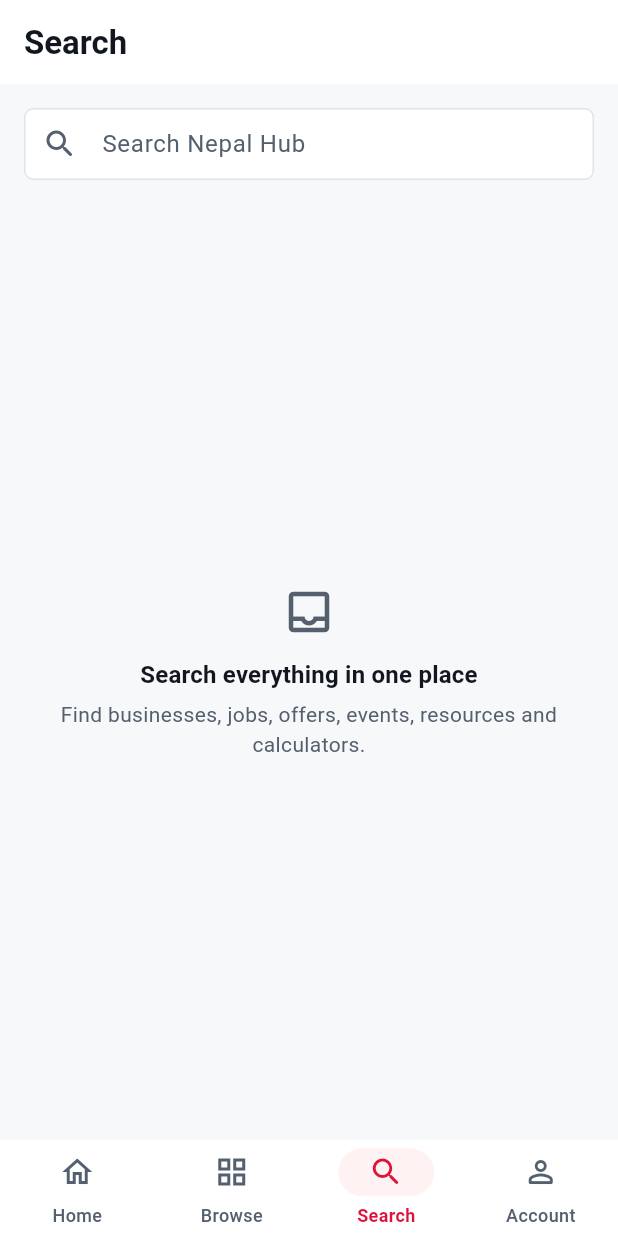
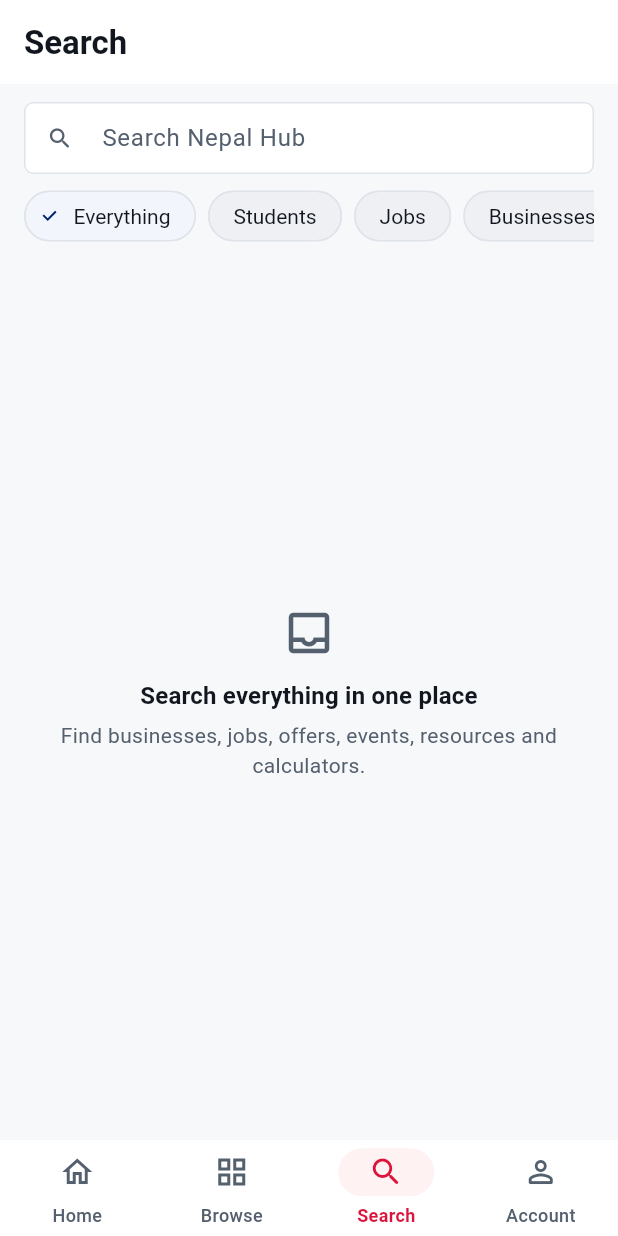
Before and after one commit to dikshitmhrzn-sketch/nepalhub-, a Flutter app: the screen it shows after launch, item 3 of the bottom bar chosen, on a phone screen of 412 x 824 dp. Run offline on Flutter 3.47's test engine with Material 3 defaults, Android fonts, the phone set to English and light mode, and no system bars; our stand-ins replace cookie_jar, dio, dio_cookie_manager, flutter_secure_storage, go_router; accounts and stored records are empty; network calls fail.

Commit message:
feat: add global search across modules

```diff
--- /dev/null
+++ b/mobile/lib/features/search/api.dart
@@ -0,0 +1,168 @@
+import '../../core/api/api_client.dart';
+
+const searchModules = <String>[
+  'All',
+  'Students',
+  'Jobs',
+  'Businesses',
+  'Deals',
+  'Events',
+  'Calculators',
+];
+
+class SearchItem {
+  const SearchItem({
+    required this.module,
+    required this.slug,
+    required this.title,
+    this.summary,
+    this.category,
+    this.organisation,
+    this.place,
+    this.discountText,
+    required this.isVerified,
+  });
+
+  final String module;
+  final String slug;
+  final String title;
+  final String? summary;
+  final String? category;
+  final String? organisation;
+  final String? place;
+  final String? discountText;
+  final bool isVerified;
+
+  String get route {
+    switch (module) {
+      case 'Students':
+        return '/students/resources/$slug';
+      case 'Jobs':
+        return '/jobs/$slug';
+      case 'Businesses':
+        return '/businesses/$slug';
+      case 'Deals':
+        return '/deals/$slug';
+      case 'Events':
+        return '/events/$slug';
+      case 'Calculators':
+        return '/calculators/$slug';
+      default:
+        return '';
+    }
+  }
+
+  String get subtitle {
+    final parts = <String>[
+      if ((category ?? '').trim().isNotEmpty) category!,
+      if ((organisation ?? '').trim().isNotEmpty) organisation!,
+      if ((place ?? '').trim().isNotEmpty) place!,
+      if ((discountText ?? '').trim().isNotEmpty) discountText!,
+    ];
+    return parts.join('  ·  ');
+  }
+
+  factory SearchItem.fromJson(Map<String, dynamic> json) => SearchItem(
+        module: '${json['module'] ?? ''}',
+        slug: '${json['slug'] ?? ''}',
+        title: '${json['title'] ?? ''}',
+        summary: json['summary'] as String?,
+        category: json['category'] as String?,
+        organisation: json['organisation'] as String?,
+        place: json['place'] as String?,
+        discountText: json['discountText'] as String?,
+        isVerified: json['isVerified'] as bool? ?? false,
+      );
+}
+
+class SearchGroup {
+  const SearchGroup({
+    required this.module,
+    required this.label,
+    required this.totalCount,
+    required this.items,
+  });
+
+  final String module;
+  final String label;
+  final int totalCount;
+  final List<SearchItem> items;
+
+  factory SearchGroup.fromJson(Map<String, dynamic> json) => SearchGroup(
+        module: '${json['module'] ?? ''}',
+        label: '${json['label'] ?? ''}',
+        totalCount: (json['totalCount'] as num?)?.toInt() ?? 0,
+        items: json['items'] is List
+            ? (json['items'] as List)
+                .whereType<Map<String, dynamic>>()
+                .map(SearchItem.fromJson)
+                .toList()
+            : <SearchItem>[],
+      );
+}
+
+class SearchResult {
+  const SearchResult({
+    required this.query,
+    required this.page,
+    required this.pageSize,
+    required this.totalCount,
+    required this.totalPages,
+    required this.hasPrevious,
+    required this.hasNext,
+    required this.truncated,
+    required this.groups,
+  });
+
+  final String query;
+  final int page;
+  final int pageSize;
+  final int totalCount;
+  final int totalPages;
+  final bool hasPrevious;
+  final bool hasNext;
+  final bool truncated;
+  final List<SearchGroup> groups;
+
+  bool get isEmpty => totalCount == 0;
+
+  factory SearchResult.fromJson(Map<String, dynamic> json) => SearchResult(
+        query: '${json['query'] ?? ''}',
+        page: (json['page'] as num?)?.toInt() ?? 1,
+        pageSize: (json['pageSize'] as num?)?.toInt() ?? 20,
+        totalCount: (json['totalCount'] as num?)?.toInt() ?? 0,
+        totalPages: (json['totalPages'] as num?)?.toInt() ?? 0,
+        hasPrevious: json['hasPrevious'] as bool? ?? false,
+        hasNext: json['hasNext'] as bool? ?? false,
+        truncated: json['truncated'] as bool? ?? false,
+        groups: json['groups'] is List
+            ? (json['groups'] as List)
+                .whereType<Map<String, dynamic>>()
+                .map(SearchGroup.fromJson)
+                .toList()
+            : <SearchGroup>[],
+      );
+}
+
+class SearchApi {
+  SearchApi(this._client);
+
+  final ApiClient _client;
+
+  Future<SearchResult> search({
+    required String query,
+    int page = 1,
+    int pageSize = 20,
+    String module = 'All',
+  }) =>
+      _client.getObject<SearchResult>(
+        '/search',
+        query: <String, dynamic>{
+          'q': query,
+          'page': page,
+          'pageSize': pageSize,
+          'module': module,
+        },
+        fromJson: SearchResult.fromJson,
+      );
+}
--- a/mobile/lib/pages/search_page.dart
+++ b/mobile/lib/pages/search_page.dart
@@ -1,7 +1,14 @@
 import 'package:flutter/material.dart';
+import 'package:go_router/go_router.dart';
+import 'package:provider/provider.dart';
 
+import '../core/api/api_client.dart';
+import '../core/api/api_exception.dart';
 import '../core/theme/tokens.dart';
+import '../core/widgets/common.dart';
+import '../core/widgets/search_field.dart';
 import '../core/widgets/state_message.dart';
+import '../features/search/api.dart';
 
 class SearchPage extends StatefulWidget {
   const SearchPage({super.key});
@@ -11,41 +18,229 @@
 }
 
 class _SearchPageState extends State<SearchPage> {
-  final TextEditingController _controller = TextEditingController();
+  String? _query;
+  String _module = 'All';
+  int _page = 1;
+  SearchResult? _result;
+  Object? _error;
+  bool _loading = false;
+  int _generation = 0;
 
-  @override
-  void dispose() {
-    _controller.dispose();
-    super.dispose();
+  bool get _ready => (_query ?? '').length >= 2;
+
+  void _onSearch(String value) {
+    _query = value.isEmpty ? null : value;
+    _page = 1;
+    _run();
+  }
+
+  void _selectModule(String module) {
+    setState(() {
+      _module = module;
+      _page = 1;
+    });
+    _run();
+  }
+
+  Future<void> _run() async {
+    final query = _query;
+    if (query == null || query.length < 2) {
+      setState(() {
+        _result = null;
+        _error = null;
+        _loading = false;
+      });
+      return;
+    }
+    final generation = ++_generation;
+    setState(() {
+      _loading = true;
+      _error = null;
+    });
+    try {
+      final api = SearchApi(context.read<ApiClient>());
+      final result = await api.search(
+        query: query,
+        page: _page,
+        module: _module,
+      );
+      if (!mounted || generation != _generation) {
+        return;
+      }
+      setState(() {
+        _result = result;
+        _page = result.page;
+        _loading = false;
+      });
+    } catch (error) {
+      if (!mounted || generation != _generation) {
+        return;
+      }
+      setState(() {
+        _error = error;
+        _loading = false;
+      });
+    }
+  }
+
+  void _goToPage(int page) {
+    _page = page;
+    _run();
   }
 
   @override
   Widget build(BuildContext context) {
+    final theme = Theme.of(context);
+    final colors = theme.colorScheme;
     return Scaffold(
       appBar: AppBar(title: const Text('Search')),
       body: Column(
         children: [
           Padding(
-            padding: const EdgeInsets.all(NhSpace.s4),
-            child: TextField(
-              controller: _controller,
-              textInputAction: TextInputAction.search,
-              decoration: const InputDecoration(
-                hintText: 'Search Nepal Hub',
-                prefixIcon: Icon(Icons.search_rounded),
+            padding: const EdgeInsets.fromLTRB(
+              NhSpace.s4,
+              NhSpace.s3,
+              NhSpace.s4,
+              NhSpace.s2,
+            ),
+            child: SearchField(hint: 'Search Nepal Hub', onChanged: _onSearch),
+          ),
+          Padding(
+            padding: const EdgeInsets.symmetric(horizontal: NhSpace.s4),
+            child: Align(
+              alignment: Alignment.centerLeft,
+              child: SizedBox(
+                height: 40,
+                child: ListView.separated(
+                  scrollDirection: Axis.horizontal,
+                  itemCount: searchModules.length,
+                  separatorBuilder: (context, index) =>
+                      const SizedBox(width: NhSpace.s2),
+                  itemBuilder: (context, index) {
+                    final module = searchModules[index];
+                    return ChoiceChip(
+                      label: Text(module == 'All' ? 'Everything' : module),
+                      selected: _module == module,
+                      onSelected: (_) => _selectModule(module),
+                    );
+                  },
+                ),
               ),
-              onSubmitted: (_) {},
             ),
           ),
-          Expanded(
-            child: StateMessage(
-              tone: StateMessageTone.empty,
-              title: 'Search everything in one place',
-              description: 'Find businesses, jobs, offers, events, resources and calculators.',
-            ),
-          ),
+          Expanded(child: _buildBody(theme, colors)),
         ],
       ),
     );
   }
+
+  Widget _buildBody(ThemeData theme, ColorScheme colors) {
+    if (!_ready) {
+      return const StateMessage(
+        tone: StateMessageTone.empty,
+        title: 'Search everything in one place',
+        description:
+            'Find businesses, jobs, offers, events, resources and calculators.',
+      );
+    }
+    if (_loading) {
+      return const StateMessage(tone: StateMessageTone.loading, title: 'Searching');
+    }
+    if (_error != null) {
+      final apiError = _error is ApiException ? _error as ApiException : null;
+      return StateMessage(
+        tone: StateMessageTone.error,
+        title: apiError == null ? 'Something went wrong' : ApiMessage.title(apiError),
+        description: apiError == null ? '$_error' : ApiMessage.message(apiError),
+        actionLabel: 'Try again',
+        onAction: _run,
+      );
+    }
+    final result = _result;
+    if (result == null) {
+      return const StateMessage(
+        tone: StateMessageTone.empty,
+        title: 'Type at least two characters',
+      );
+    }
+    if (result.isEmpty) {
+      return StateMessage(
+        tone: StateMessageTone.empty,
+        title: 'No results for "${result.query}"',
+        description: 'Try a shorter search or a different module.',
+      );
+    }
+    return ListView(
+      padding: const EdgeInsets.only(bottom: NhSpace.s4),
+      children: [
+        Padding(
+          padding: const EdgeInsets.fromLTRB(
+            NhSpace.s4,
+            NhSpace.s3,
+            NhSpace.s4,
+            NhSpace.s1,
+          ),
+          child: Text(
+            '${result.totalCount} result${result.totalCount == 1 ? '' : 's'}'
+            '${result.truncated ? ' (showing the closest matches)' : ''}',
+            style: theme.textTheme.bodySmall?.copyWith(color: colors.onSurfaceVariant),
+          ),
+        ),
+        for (final group in result.groups) ...[
+          Padding(
+            padding: const EdgeInsets.fromLTRB(
+              NhSpace.s4,
+              NhSpace.s3,
+              NhSpace.s4,
+              NhSpace.s1,
+            ),
+            child: Row(
+              children: [
+                Text(
+                  group.label,
+                  style: theme.textTheme.titleSmall?.copyWith(
+                    fontWeight: FontWeight.w700,
+                  ),
+                ),
+                const SizedBox(width: NhSpace.s2),
+                Text(
+                  '${group.totalCount}',
+                  style: theme.textTheme.labelMedium?.copyWith(
+                    color: colors.primary,
+                    fontWeight: FontWeight.w700,
+                  ),
+                ),
+              ],
+            ),
+          ),
+          for (final item in group.items)
+            if (item.route.isNotEmpty)
+              ListTile(
+                title: Text(
+                  item.title,
+                  style: theme.textTheme.titleSmall?.copyWith(
+                    fontWeight: FontWeight.w600,
+                  ),
+                ),
+                subtitle: item.subtitle.isEmpty
+                    ? null
+                    : Text(
+                        item.subtitle,
+                        maxLines: 2,
+                        overflow: TextOverflow.ellipsis,
+                      ),
+                trailing: Icon(Icons.chevron_right_rounded, color: colors.onSurfaceVariant),
+                onTap: () => context.push(item.route),
+              ),
+        ],
+        PaginationBar(
+          page: result.page,
+          totalPages: result.totalPages,
+          hasPrevious: result.hasPrevious,
+          hasNext: result.hasNext,
+          onPage: _goToPage,
+        ),
+      ],
+    );
+  }
 }
```
Also changed, not shown: 2 other files.
